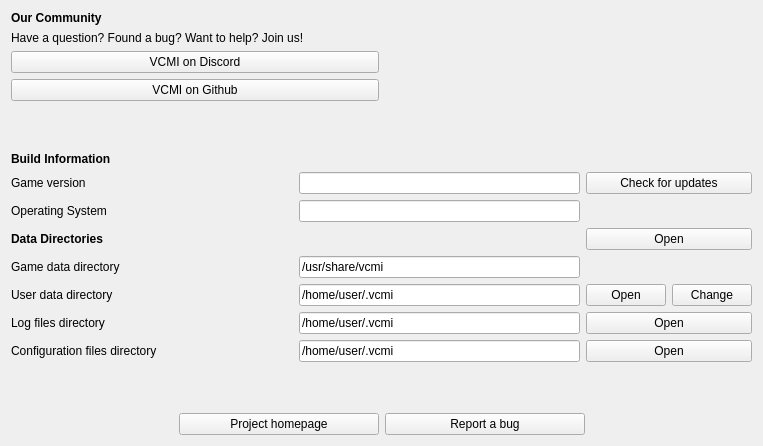
This is launcher/aboutProject/aboutproject_moc.ui in vcmi/vcmi as Qt 5 draws it before an edit. The edited form follows.
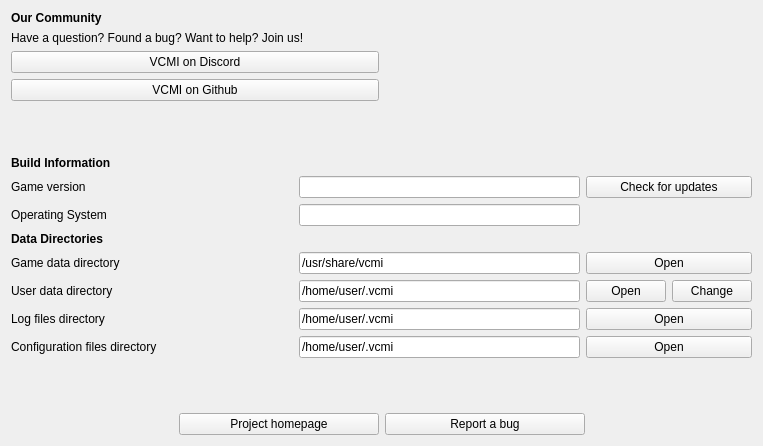
This is the edited form. Icons and pictures are not drawn.

Commit message: Fix misplaced buttons on the about page.

```diff
--- a/launcher/aboutProject/aboutproject_moc.ui
+++ b/launcher/aboutProject/aboutproject_moc.ui
@@ -234,17 +234,10 @@
        </property>
       </widget>
      </item>
-     <item row="3" column="2">
-      <widget class="QPushButton" name="openUserDataDir">
-       <property name="text">
-        <string>Open</string>
-       </property>
-      </widget>
-     </item>
      <item row="5" column="2">
       <layout class="QHBoxLayout" name="usrDataHorizontalLayout">
        <item>
-        <widget class="QPushButton" name="openGameDataDir">
+        <widget class="QPushButton" name="openUserDataDir">
          <property name="text">
           <string>Open</string>
          </property>
@@ -259,6 +252,13 @@
        </item>
       </layout>
      </item>
+     <item row="4" column="2">
+      <widget class="QPushButton" name="openGameDataDir">
+       <property name="text">
+        <string>Open</string>
+       </property>
+      </widget>
+     </item>
     </layout>
    </item>
    <item>
```
Left out of the diff: 2 changed lines with no effect on the pictures. The commit also changes 2 other files.
